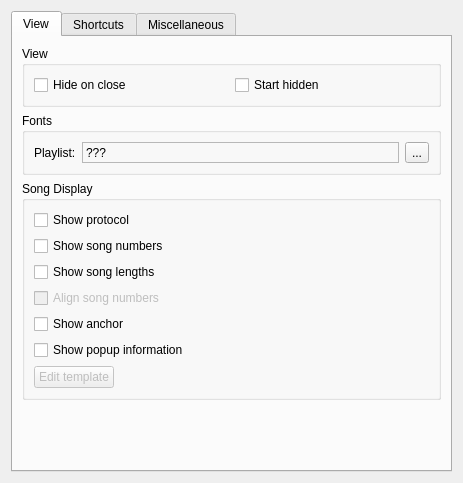
The window that qmmp-plugin-pack/src/Ui/qsui/forms/qsuisettings.ui (djdron/qmmp) describes before a commit, drawn with Qt 5.
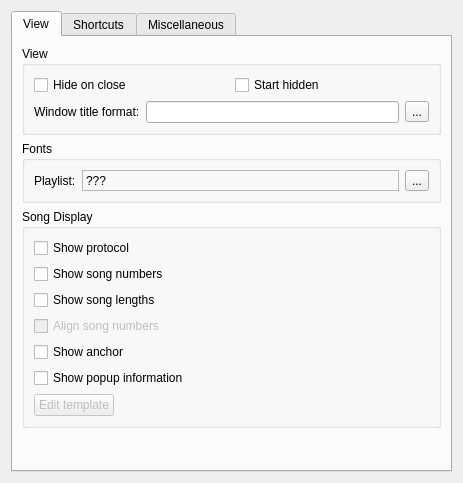
The same window after the commit. Custom widgets are drawn as their Qt base class.

Commit message: qsui: added feature to change window title

Diff of the .ui file:
```diff
--- a/qmmp-plugin-pack/src/Ui/qsui/forms/qsuisettings.ui
+++ b/qmmp-plugin-pack/src/Ui/qsui/forms/qsuisettings.ui
@@ -29,21 +29,42 @@
          <property name="title">
           <string>View</string>
          </property>
-         <layout class="QHBoxLayout" name="horizontalLayout_2">
-          <item>
+         <layout class="QGridLayout" name="gridLayout_3">
+          <item row="0" column="0">
            <widget class="QCheckBox" name="hideOnCloseCheckBox">
             <property name="text">
              <string>Hide on close</string>
             </property>
            </widget>
           </item>
-          <item>
+          <item row="0" column="1">
            <widget class="QCheckBox" name="hiddenCheckBox">
             <property name="text">
              <string>Start hidden</string>
             </property>
            </widget>
           </item>
+          <item row="1" column="0" colspan="2">
+           <layout class="QHBoxLayout" name="horizontalLayout_2">
+            <item>
+             <widget class="QLabel" name="label_13">
+              <property name="text">
+               <string>Window title format:</string>
+              </property>
+             </widget>
+            </item>
+            <item>
+             <widget class="QLineEdit" name="windowTitleLineEdit"/>
+            </item>
+            <item>
+             <widget class="QToolButton" name="windowTitleButton">
+              <property name="text">
+               <string>...</string>
+              </property>
+             </widget>
+            </item>
+           </layout>
+          </item>
          </layout>
         </widget>
        </item>
```
The commit also changes 3 other files.
